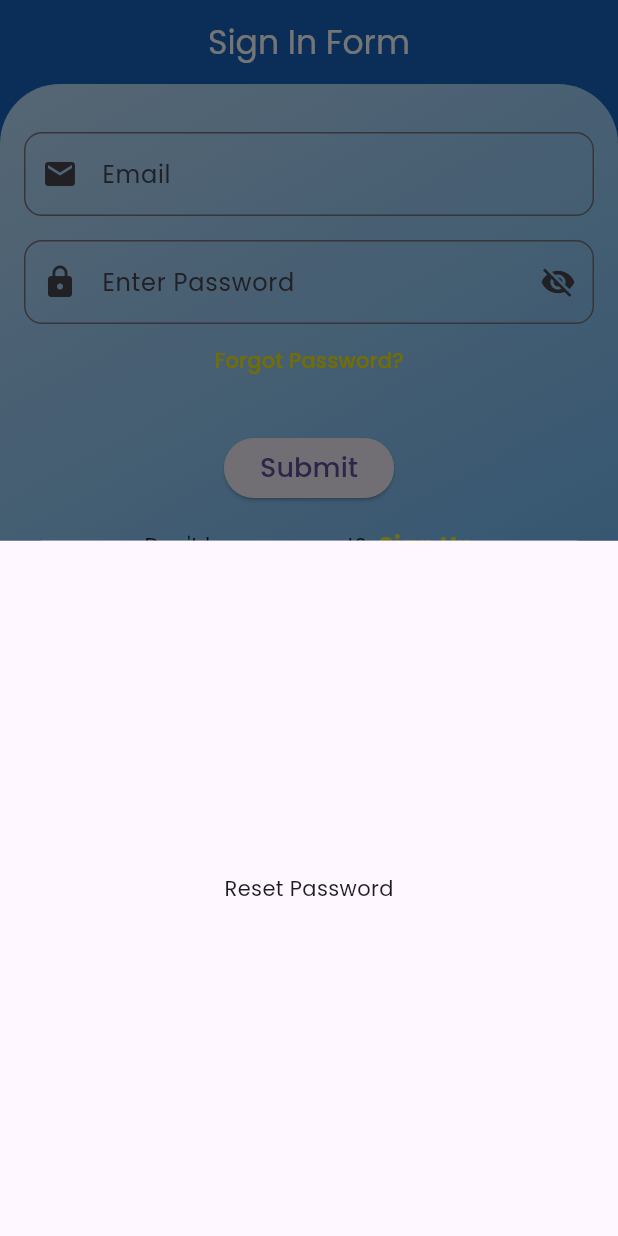
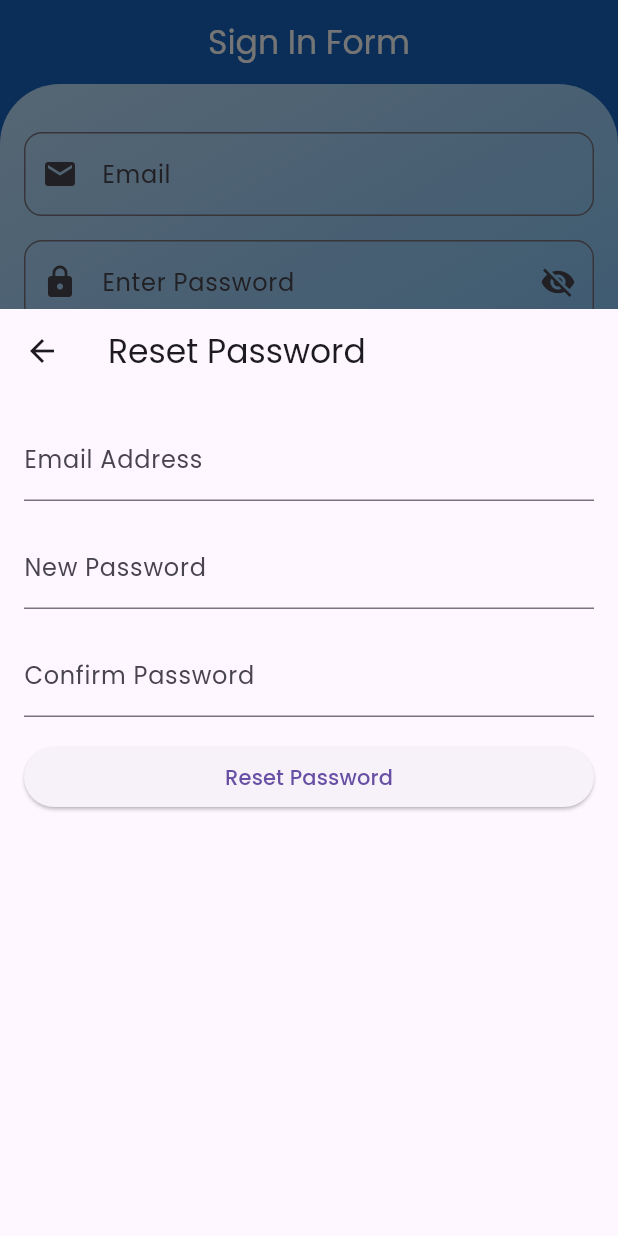
Before and after one commit to ArindamBhatta/altsome-app-clone, a Flutter app: the screen it shows after launch, after a tap on "Forgot Password?", on a phone screen of 412 x 824 dp. Run offline on Flutter 3.47's test engine with Material 3 defaults, Android fonts, the phone set to English and light mode, and no system bars; our stand-ins replace cached_network_image, cloud_firestore, email_validator, expandable_page_view, firebase_auth, firebase_core and 4 more; accounts and stored records are empty.

```diff
--- a/lib/page/Authentication/reset_password.dart
+++ b/lib/page/Authentication/reset_password.dart
@@ -1,12 +1,111 @@
 import 'package:flutter/material.dart';
 
-class ResetPassword extends StatelessWidget {
-  ResetPassword({super.key});
+class ResetPassword extends StatefulWidget {
+  const ResetPassword({super.key});
+
+  @override
+  _ResetPasswordState createState() => _ResetPasswordState();
+}
+
+class _ResetPasswordState extends State<ResetPassword> {
+  final _formKey = GlobalKey<FormState>();
+  final _emailController = TextEditingController();
+  final _newPasswordController = TextEditingController();
+  final _confirmPasswordController = TextEditingController();
+
+  bool _isLoading = false;
+
+  void _resetPassword() async {
+    setState(() {
+      _isLoading = true;
+    });
+
+    // Simulate a delay for demonstration purposes
+    await Future.delayed(const Duration(seconds: 2));
+
+    // Assuming successful reset
+    Navigator.pop(context); // Navigate back to the login screen or desired page
+
+    setState(() {
+      _isLoading = false;
+    });
+  }
+
   @override
   Widget build(BuildContext context) {
     return Scaffold(
-      body: Center(
-        child: Text('Reset Password'),
+      appBar: AppBar(
+        title: const Text('Reset Password'),
+      ),
+      body: SingleChildScrollView(
+        child: Padding(
+          padding: const EdgeInsets.all(16.0),
+          child: Form(
+            key: _formKey,
+            child: Column(
+              crossAxisAlignment: CrossAxisAlignment.stretch,
+              children: [
+                TextFormField(
+                  controller: _emailController,
+                  keyboardType: TextInputType.emailAddress,
+                  decoration: const InputDecoration(
+                    labelText: 'Email Address',
+                  ),
+                  validator: (value) {
+                    if (value == null || value.isEmpty) {
+                      return 'Please enter your email address';
+                    }
+                    return null;
+                  },
+                ),
+                const SizedBox(height: 16.0),
+                TextFormField(
+                  controller: _newPasswordController,
+                  obscureText: true,
+                  decoration: const InputDecoration(
+                    labelText: 'New Password',
+                  ),
+                  validator: (value) {
+                    if (value == null || value.isEmpty) {
+                      return 'Please enter a new password';
+                    }
+                    return null;
+                  },
+                ),
+                const SizedBox(height: 16.0),
+                TextFormField(
+                  controller: _confirmPasswordController,
+                  obscureText: true,
+                  decoration: const InputDecoration(
+                    labelText: 'Confirm Password',
+                  ),
+                  validator: (value) {
+                    if (value == null || value.isEmpty) {
+                      return 'Please confirm your new password';
+                    }
+                    if (value != _newPasswordController.text) {
+                      return 'Passwords do not match';
+                    }
+                    return null;
+                  },
+                ),
+                const SizedBox(height: 16.0),
+                ElevatedButton(
+                  onPressed: _isLoading
+                      ? null
+                      : () {
+                          if (_formKey.currentState!.validate()) {
+                            _resetPassword();
+                          }
+                        },
+                  child: _isLoading
+                      ? const CircularProgressIndicator()
+                      : const Text('Reset Password'),
+                ),
+              ],
+            ),
+          ),
+        ),
       ),
     );
   }
--- a/lib/page/Authentication/sign_in_form.dart
+++ b/lib/page/Authentication/sign_in_form.dart
@@ -4,6 +4,7 @@ import 'package:altsome_app/page/Authentication/sign_up_form.dart';
 import 'package:flutter/material.dart';
 import '../../reusable_widgets/custom_text_form_field.dart';
 import 'package:email_validator/email_validator.dart';
+import 'package:firebase_auth/firebase_auth.dart';
 
 class SignInForm extends StatefulWidget {
   @override
@@ -16,28 +17,37 @@ class _SignInFormState extends State<SignInForm> {
   String? _email;
   String? _password;
 
-  void submitForm() {
+  void submitForm() async {
     if (_formKey.currentState!.validate()) {
       _formKey.currentState!.save();
       print('Form submitted!');
       print('Email: $_email, Password: $_password');
+
+      try {
+        await FirebaseAuth.instance.signInWithEmailAndPassword(
+          email: _email!,
+          password: _password!,
+        );
+
         Navigator.pushReplacement(
           context,
           MaterialPageRoute(
             builder: (context) => AltsomeApp(),
           ),
         );
-    } else {
+      } catch (error) {
         ScaffoldMessenger.of(context).showSnackBar(
           SnackBar(
-          content: Text('Please enter valid email and password',
+            content: Text(
+              '${error.toString().replaceAll("[firebase_auth/invalid-credential]", "").trim()}',
               style: TextStyle(
-                color: Colors.red[400],
                 fontSize: 16,
-              )),
+              ),
+            ),
             duration: Duration(seconds: 5),
           ),
         );
+      }
     }
   }
 
@@ -102,17 +112,19 @@ class _SignInFormState extends State<SignInForm> {
                         return 'Password must be at least 8 characters long';
                       } else if (value.contains(' ')) {
                         return 'Password cannot contain spaces';
-                      } else if (value.contains(RegExp(r'[A-Z]'))) {
+                      } else if (!value.contains(RegExp(r'[A-Z]'))) {
                         return 'Password must contain at least one uppercase letter';
-                      } else if (value.contains(RegExp(r'[0-9]'))) {
+                      } else if (!value.contains(RegExp(r'[0-9]'))) {
                         return 'Password must contain at least one number';
-                      } else if (value
+                      } else if (!value
                           .contains(RegExp(r'[!@#$%^&*(),.?":{}|<>]'))) {
                         return 'Password must contain at least one special character';
                       } else {
-                        _password = value;
                         return null;
                       }
+                    },
+                    onSaved: (value) {
+                      _password = value?.trim();
                     },
                   ),
                   TextButton(
@@ -124,6 +136,11 @@ class _SignInFormState extends State<SignInForm> {
                       onPressed: () {
                         showModalBottomSheet(
                           context: context,
+                          isScrollControlled: true,
+                          constraints: BoxConstraints(
+                            maxHeight:
+                                MediaQuery.of(context).size.height * 0.75,
+                          ),
                           builder: (context) => ResetPassword(),
                         );
                       }),
--- a/lib/reusable_widgets/custom_text_form_field.dart
+++ b/lib/reusable_widgets/custom_text_form_field.dart
@@ -8,13 +8,13 @@ class CustomTextFormField extends StatefulWidget {
   final FormFieldSetter<String>? onSaved;
 
   const CustomTextFormField({
-    Key? key,
+    super.key,
     required this.labelText,
     required this.prefixIcon,
     this.isPassword = false,
     this.validator,
     this.onSaved,
-  }) : super(key: key);
+  });
 
   @override
   _CustomTextFormFieldState createState() => _CustomTextFormFieldState();
```
Also changed, not shown: lib/page/Authentication/sign_up_form.dart (+49 -13 lines). Lines whose indentation alone changed are shown as unchanged.
